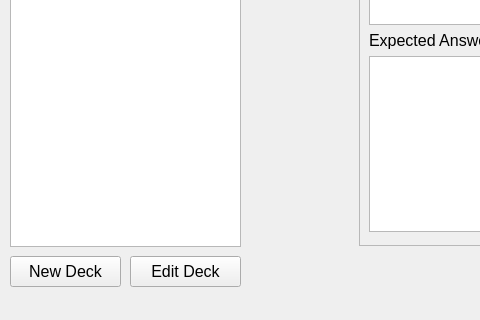
Above: src/ui/designer_window.ui from nikolovdeyan/flashkarti before the change; both pictures show x 0 to 480 and y 320 to 640 of the 946 by 640 pixel window. Below: the same form after it.
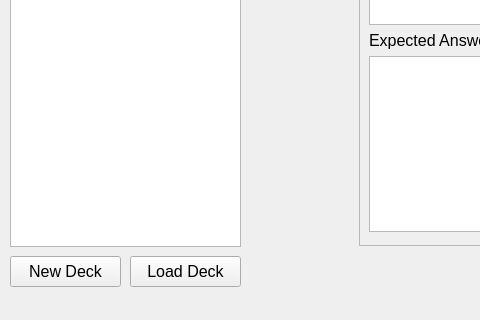
That is the form after the change.

Patch:
```diff
--- a/src/ui/designer_window.ui
+++ b/src/ui/designer_window.ui
@@ -83,7 +83,7 @@
      </font>
     </property>
     <property name="text">
-     <string>Edit Deck</string>
+     <string>Load Deck</string>
     </property>
     <property name="checkable">
      <bool>true</bool>
```
Left out of the diff: 2 changed lines with no effect on the pictures.
